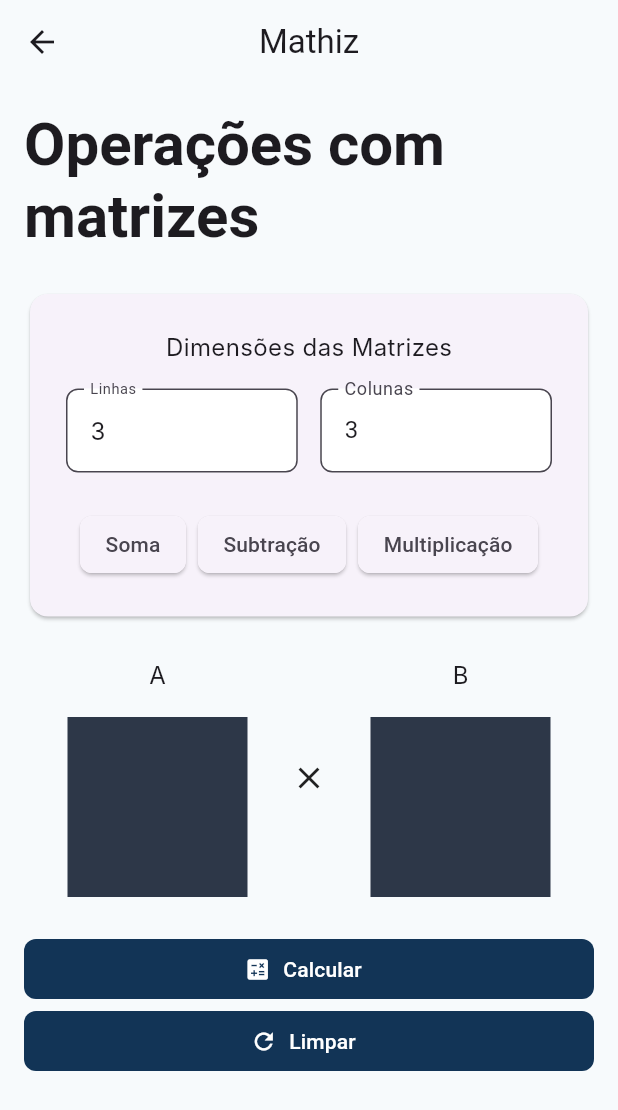
After one commit to pauloqueirozz01/mathiz, a Flutter app: the screen it shows after launch, after a tap on "Operações com Matrizes", on a phone screen of 412 x 824 dp. The commit adds this screen. Shown: the top 1110 px of the screen. Run offline on Flutter 3.47's test engine with Material 3 defaults, Android fonts, the light colour scheme and no system bars; Roboto replaces fonts that are missing (Hanken Grotesk, Inter, JetBrains Mono); statements that could not run were skipped.

Commit message:
feat: adicionando tela de operações com matrizes (services, widgets, screen)

```diff
--- a/lib/core/navigation/app_routes.dart
+++ b/lib/core/navigation/app_routes.dart
@@ -1,4 +1,7 @@
 class AppRoutes {
   static const splash = "/splash";
   static const home = "/home";
+  static const matrix = "/matrix";
+  static const logic = "/logic";
+  static const history = "/history";
 }
--- a/lib/core/theme/app_text_styles.dart
+++ b/lib/core/theme/app_text_styles.dart
@@ -1,4 +1,5 @@
 import 'package:flutter/material.dart';
+import 'package:mathiz/core/theme/app_colors.dart';
 
 import 'app_typography.dart';
 
@@ -8,6 +9,7 @@ class AppTextStyles {
     fontSize: AppTypography.headlineXL,
     height: AppTypography.lineHeightTight,
     letterSpacing: AppTypography.trackingTight,
+    fontWeight: AppTypography.semiBold,
   );
 
   static const TextStyle headlineLG = TextStyle(
--- a/lib/main.dart
+++ b/lib/main.dart
@@ -1,5 +1,8 @@
 import 'package:flutter/material.dart';
 import 'package:mathiz/core/navigation/app_routes.dart';
+import 'package:mathiz/screens/history/history_screen.dart';
+import 'package:mathiz/screens/logic/logic_screen.dart';
+import 'package:mathiz/screens/matrix/matrix_screen.dart';
 import 'core/theme/app_theme.dart';
 
 import 'package:mathiz/screens/home/home_screen.dart';
@@ -29,6 +32,9 @@ class MathizApp extends StatelessWidget {
       routes: {
         AppRoutes.splash: (_) => const SplashScreen(),
         AppRoutes.home: (_) => const HomeScreen(),
+        AppRoutes.matrix: (_) => const MatrixScreen(),
+        AppRoutes.logic: (_) => const LogicScreen(),
+        AppRoutes.history: (_) => const HistoryScreen(),
       },
 
       // Primeira tela do app
--- /dev/null
+++ b/lib/screens/history/history_screen.dart
@@ -0,0 +1,17 @@
+import 'package:flutter/material.dart';
+
+class HistoryScreen extends StatelessWidget {
+  const HistoryScreen({super.key});
+
+  @override
+  Widget build(BuildContext context) {
+    return Scaffold(
+      body: Center(
+        child: Column(
+          mainAxisAlignment: MainAxisAlignment.center,
+          children: [Text("Histórico")],
+        ),
+      ),
+    );
+  }
+}
--- a/lib/screens/home/home_screen.dart
+++ b/lib/screens/home/home_screen.dart
@@ -1,5 +1,6 @@
 import "package:flutter/material.dart";
 import "package:mathiz/core/constants/app_spacing.dart";
+import "package:mathiz/core/navigation/app_routes.dart";
 import "package:mathiz/core/theme/app_text_styles.dart";
 import "widgets/welcome_section.dart";
 import "widgets/feature_card.dart";
@@ -9,7 +10,6 @@ class HomeScreen extends StatelessWidget {
 
   @override
   Widget build(BuildContext context) {
-    // TODO: implement build
     return Scaffold(
       body: SafeArea(
         child: Column(
@@ -20,12 +20,18 @@ class HomeScreen extends StatelessWidget {
               title: "Operações com Matrizes",
               description:
                   "Calcule determinantes, inversas e operações fundamentais.",
+              onTap: () {
+                Navigator.pushNamed(context, AppRoutes.matrix);
+              },
             ),
             FeatureCard(
               icon: Icons.rule,
               title: "Tabelas-Verdade",
               description:
                   "Analise proposições lógicas, tautologias e contradições através da estruturação rigorosa de valores lógicos.",
+              onTap: () {
+                Navigator.pushNamed(context, AppRoutes.logic);
+              },
             ),
           ],
         ),
--- a/lib/screens/home/widgets/bottom_nav.dart
+++ b/lib/screens/home/widgets/bottom_nav.dart
@@ -0,0 +1 @@
+class BottomNav {}
--- a/lib/screens/home/widgets/feature_card.dart
+++ b/lib/screens/home/widgets/feature_card.dart
@@ -4,17 +4,21 @@ class FeatureCard extends StatelessWidget {
   final IconData icon;
   final String title;
   final String description;
+  final VoidCallback onTap;
 
   const FeatureCard({
     super.key,
     required this.icon,
     required this.title,
     required this.description,
+    required this.onTap,
   });
 
   @override
   Widget build(BuildContext context) {
-    return Container(
+    return GestureDetector(
+      onTap: onTap,
+      child: Container(
         padding: EdgeInsets.all(24),
         child: Column(
           crossAxisAlignment: CrossAxisAlignment.start,
@@ -30,6 +34,7 @@ class FeatureCard extends StatelessWidget {
             Text(description),
           ],
         ),
+      ),
     );
   }
 }
--- a/lib/screens/home/widgets/history_card.dart
+++ b/lib/screens/home/widgets/history_card.dart
@@ -0,0 +1 @@
+class HistoryCard {}
--- /dev/null
+++ b/lib/screens/logic/logic_screen.dart
@@ -0,0 +1,17 @@
+import 'package:flutter/material.dart';
+
+class LogicScreen extends StatelessWidget {
+  const LogicScreen({super.key});
+
+  @override
+  Widget build(BuildContext context) {
+    return Scaffold(
+      body: Center(
+        child: Column(
+          mainAxisAlignment: MainAxisAlignment.center,
+          children: [Text("Tabelas-Verdade")],
+        ),
+      ),
+    );
+  }
+}
--- /dev/null
+++ b/lib/screens/matrix/matrix_screen.dart
@@ -0,0 +1,198 @@
+import 'package:flutter/material.dart';
+import 'package:mathiz/core/theme/app_colors.dart';
+import 'package:mathiz/core/theme/app_text_styles.dart';
+
+class MatrixScreen extends StatefulWidget {
+  const MatrixScreen({super.key});
+
+  @override
+  State<MatrixScreen> createState() => _MatrixScreenState();
+}
+
+class _MatrixScreenState extends State<MatrixScreen> {
+  int rows = 3;
+  int cols = 3;
+
+  List<List<double>> matrixA = [];
+  List<List<double>> matrixB = [];
+  void generateMatrices() {
+    setState(() {
+      matrixA = List.generate(rows, (_) => List.filled(cols, 0));
+      matrixB = List.generate(cols, (_) => List.filled(cols, 0));
+    });
+  }
+
+  List<String> operations = <String>["Soma", "Subtrair", "Multiplicar"];
+  String selectedOperation = "";
+
+  @override
+  Widget build(BuildContext context) {
+    // TODO: implement build
+    return Scaffold(
+      appBar: AppBar(title: const Text("Mathiz")),
+
+      body: SingleChildScrollView(
+        padding: const EdgeInsets.all(16),
+
+        child: Column(
+          mainAxisAlignment: MainAxisAlignment.start,
+          children: [
+            Text("Operações com matrizes", style: AppTextStyles.headlineXL),
+
+            const SizedBox(height: 24),
+
+            _buildConfigurationCard(),
+
+            const SizedBox(height: 24),
+
+            _buildMatricesArea(),
+
+            const SizedBox(height: 24),
+
+            _buildActionButtons(),
+          ],
+        ),
+      ),
+    );
+  }
+
+  Widget _buildConfigurationCard() {
+    return Card(
+      child: Padding(
+        padding: const EdgeInsets.all(24),
+        child: Column(
+          children: [
+            const Text("Dimensões das Matrizes"),
+            const SizedBox(height: 16),
+
+            Row(
+              children: [
+                Expanded(
+                  child: TextFormField(
+                    style: AppTextStyles.bodyMD,
+                    initialValue: rows.toString(),
+                    decoration: const InputDecoration(
+                      labelText: "Linhas",
+                      labelStyle: AppTextStyles.labelMono,
+                    ),
+                  ),
+                ),
+
+                const SizedBox(width: 15),
+
+                Expanded(
+                  child: TextFormField(
+                    initialValue: cols.toString(),
+                    decoration: const InputDecoration(labelText: "Colunas"),
+                  ),
+                ),
+              ],
+            ),
+            const SizedBox(height: 24),
+
+            _buildSelectorOperation(),
+          ],
+        ),
+      ),
+    );
+  }
+
+  Widget _buildSelectorOperation() {
+    return Wrap(
+      spacing: 8,
+
+      children: [
+        ChoiceChip.elevated(
+          label: Text("Soma"),
+          selected: selectedOperation == "Somar",
+
+          onSelected: (_) => {
+            setState(() {
+              selectedOperation = "Soma";
+            }),
+          },
+        ),
+
+        ChoiceChip.elevated(
+          label: Text("Subtração"),
+          selected: selectedOperation == "Subtrair",
+
+          onSelected: (_) => {
+            setState(() {
+              selectedOperation = "Subtração";
+            }),
+          },
+        ),
+
+        ChoiceChip.elevated(
+          label: Text("Multiplicação"),
+          selected: selectedOperation == "Multiplicar",
+
+          onSelected: (value) => {
+            setState(() {
+              selectedOperation = "Multiplicação";
+            }),
+          },
+        ),
+      ],
+    );
+  }
+
+  Widget _buildMatricesArea() {
+    return Row(
+      mainAxisAlignment: MainAxisAlignment.spaceEvenly,
+
+      children: [
+        Column(
+          children: [
+            const Text("A"),
+            const SizedBox(height: 16),
+
+            Container(width: 120, height: 120, color: AppColors.secondary),
+          ],
+        ),
+        Icon(
+          selectedOperation == "Soma"
+              ? Icons.add
+              : selectedOperation == "Subtração"
+              ? Icons.remove
+              : Icons.close,
+        ),
+
+        Column(
+          children: [
+            const Text("B"),
+            const SizedBox(height: 16),
+
+            Container(width: 120, height: 120, color: AppColors.secondary),
+          ],
+        ),
+      ],
+    );
+  }
+
+  Widget _buildActionButtons() {
+    return Column(
+      children: [
+        SizedBox(
+          width: double.infinity,
+
+          child: ElevatedButton.icon(
+            onPressed: () {},
+            icon: const Icon(Icons.calculate),
+            label: const Text("Calcular"),
+          ),
+        ),
+
+        SizedBox(
+          width: double.infinity,
+          child: ElevatedButton.icon(
+            onPressed: () {},
+            icon: const Icon(Icons.refresh),
+            label: const Text("Limpar"),
+          ),
+        ),
+      ],
+    );
+  }
+}
--- /dev/null
+++ b/lib/services/matrix_service.dart
@@ -0,0 +1,8 @@
+class MatrixService {
+  static List<List<int>> sum(List<List<int>> a, List<List<int>> b) {
+    return [
+      [a[0][0] + b[0][0], a[0][1] + b[0][1]],
+      [a[1][0] + b[1][0], a[1][1] + b[1][1]],
+    ];
+  }
+}
```
Also changed, not shown: lib/screens/matrix/widgets/calculation_button.dart (added), lib/screens/matrix/widgets/feature_card.dart (added), lib/screens/matrix/widgets/matrix_grid.dart (added), lib/screens/matrix/widgets/matrix_widget.dart (added), lib/screens/matrix/widgets/operation_selector.dart (added). Lines whose indentation alone changed are shown as unchanged.
